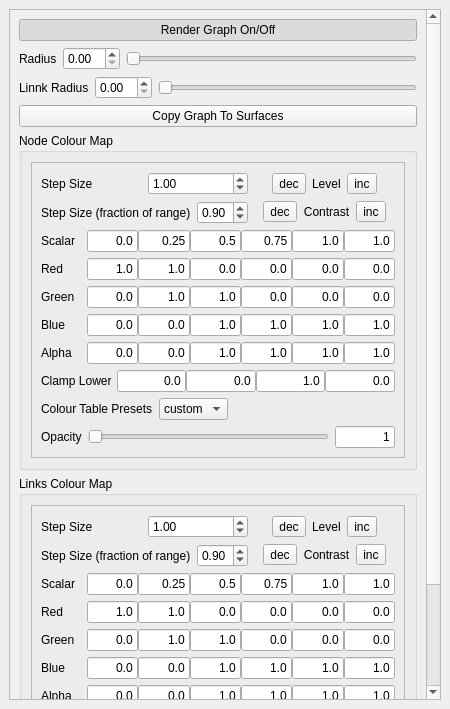
Qt form graphmanipulator.ui (bmpatena/briview) before a commit.
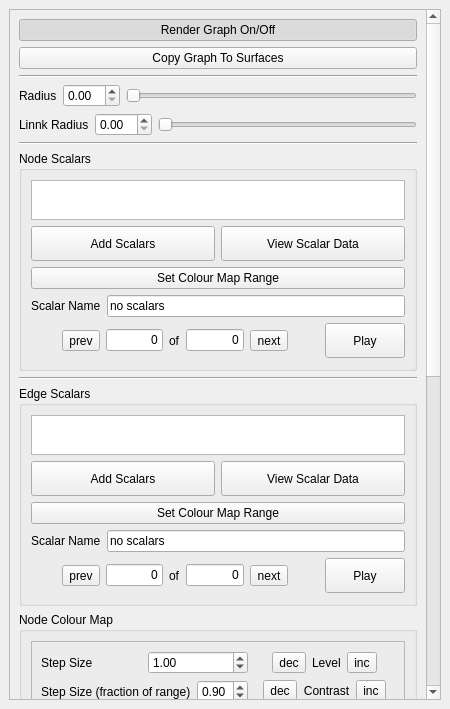
The same form after that commit.

The edit to the form file:
```diff
--- a/graphmanipulator.ui
+++ b/graphmanipulator.ui
@@ -25,7 +25,7 @@
   <property name="maximumSize">
    <size>
     <width>450</width>
-    <height>709</height>
+    <height>1200</height>
    </size>
   </property>
   <property name="features">
@@ -35,7 +35,7 @@
    <string>Graph Editor</string>
   </property>
   <widget class="QWidget" name="dockWidgetContents">
-   <layout class="QVBoxLayout" name="verticalLayout_2">
+   <layout class="QVBoxLayout" name="verticalLayout_6">
     <item>
      <widget class="QScrollArea" name="scrollArea_2">
       <property name="widgetResizable">
@@ -47,7 +47,7 @@
          <x>0</x>
          <y>0</y>
          <width>510</width>
-         <height>1026</height>
+         <height>1499</height>
         </rect>
        </property>
        <layout class="QVBoxLayout" name="verticalLayout">
@@ -64,6 +64,20 @@
           </property>
          </widget>
         </item>
+        <item>
+         <widget class="QPushButton" name="but_cp2surf">
+          <property name="text">
+           <string>Copy Graph To Surfaces</string>
+          </property>
+         </widget>
+        </item>
+        <item>
+         <widget class="Line" name="line_2">
+          <property name="orientation">
+           <enum>Qt::Horizontal</enum>
+          </property>
+         </widget>
+        </item>
         <item>
          <layout class="QHBoxLayout" name="horizontalLayout">
           <item>
@@ -107,12 +121,611 @@
          </layout>
         </item>
         <item>
-         <widget class="QPushButton" name="but_cp2surf">
-          <property name="text">
-           <string>Copy Graph To Surfaces</string>
+         <widget class="Line" name="line_3">
+          <property name="orientation">
+           <enum>Qt::Horizontal</enum>
           </property>
          </widget>
         </item>
+        <item>
+         <widget class="QGroupBox" name="groupBox_5">
+          <property name="sizePolicy">
+           <sizepolicy hsizetype="Preferred" vsizetype="Fixed">
+            <horstretch>0</horstretch>
+            <verstretch>0</verstretch>
+           </sizepolicy>
+          </property>
+          <property name="minimumSize">
+           <size>
+            <width>0</width>
+            <height>220</height>
+           </size>
+          </property>
+          <property name="maximumSize">
+           <size>
+            <width>16777215</width>
+            <height>220</height>
+           </size>
+          </property>
+          <property name="title">
+           <string>Node Scalars</string>
+          </property>
+          <layout class="QVBoxLayout" name="verticalLayout_5">
+           <item>
+            <widget class="QListWidget" name="graphNodes_scalars_list">
+             <property name="sizePolicy">
+              <sizepolicy hsizetype="Expanding" vsizetype="Fixed">
+               <horstretch>0</horstretch>
+               <verstretch>0</verstretch>
+              </sizepolicy>
+             </property>
+             <property name="maximumSize">
+              <size>
+               <width>16777215</width>
+               <height>40</height>
+              </size>
+             </property>
+            </widget>
+           </item>
+           <item>
+            <layout class="QHBoxLayout" name="horizontalLayout_3">
+             <item>
+              <widget class="QPushButton" name="addNodeScalars">
+               <property name="sizePolicy">
+                <sizepolicy hsizetype="Minimum" vsizetype="Preferred">
+                 <horstretch>0</horstretch>
+                 <verstretch>50</verstretch>
+                </sizepolicy>
+               </property>
+               <property name="minimumSize">
+                <size>
+                 <width>0</width>
+                 <height>35</height>
+                </size>
+               </property>
+               <property name="maximumSize">
+                <size>
+                 <width>16777215</width>
+                 <height>35</height>
+                </size>
+               </property>
+               <property name="text">
+                <string>Add Scalars</string>
+               </property>
+              </widget>
+             </item>
+             <item>
+              <widget class="QPushButton" name="but_viewScData">
+               <property name="sizePolicy">
+                <sizepolicy hsizetype="Minimum" vsizetype="Preferred">
+                 <horstretch>0</horstretch>
+                 <verstretch>50</verstretch>
+                </sizepolicy>
+               </property>
+               <property name="minimumSize">
+                <size>
+                 <width>0</width>
+                 <height>35</height>
+                </size>
+               </property>
+               <property name="maximumSize">
+                <size>
+                 <width>16777215</width>
+                 <height>35</height>
+                </size>
+               </property>
+               <property name="text">
+                <string>View Scalar Data</string>
+               </property>
+              </widget>
+             </item>
+            </layout>
+           </item>
+           <item>
+            <widget class="QPushButton" name="but_node_setCRange">
+             <property name="text">
+              <string>Set Colour Map Range</string>
+             </property>
+            </widget>
+           </item>
+           <item>
+            <layout class="QHBoxLayout" name="horizontalLayout_35">
+             <item>
+              <widget class="QLabel" name="label_29">
+               <property name="text">
+                <string>Scalar Name</string>
+               </property>
+              </widget>
+             </item>
+             <item>
+              <widget class="QLineEdit" name="lineEdit">
+               <property name="sizePolicy">
+                <sizepolicy hsizetype="Expanding" vsizetype="Fixed">
+                 <horstretch>0</horstretch>
+                 <verstretch>50</verstretch>
+                </sizepolicy>
+               </property>
+               <property name="minimumSize">
+                <size>
+                 <width>100</width>
+                 <height>0</height>
+                </size>
+               </property>
+               <property name="text">
+                <string>no scalars</string>
+               </property>
+              </widget>
+             </item>
+            </layout>
+           </item>
+           <item>
+            <layout class="QHBoxLayout" name="horizontalLayout_47">
+             <item>
+              <spacer name="horizontalSpacer_39">
+               <property name="orientation">
+                <enum>Qt::Horizontal</enum>
+               </property>
+               <property name="sizeHint" stdset="0">
+                <size>
+                 <width>40</width>
+                 <height>20</height>
+                </size>
+               </property>
+              </spacer>
+             </item>
+             <item>
+              <spacer name="horizontalSpacer_41">
+               <property name="orientation">
+                <enum>Qt::Horizontal</enum>
+               </property>
+               <property name="sizeHint" stdset="0">
+                <size>
+                 <width>40</width>
+                 <height>20</height>
+                </size>
+               </property>
+              </spacer>
+             </item>
+             <item>
+              <layout class="QHBoxLayout" name="horizontalLayout_41">
+               <item>
+                <widget class="QToolButton" name="scalar_prev">
+                 <property name="sizePolicy">
+                  <sizepolicy hsizetype="Fixed" vsizetype="Fixed">
+                   <horstretch>0</horstretch>
+                   <verstretch>50</verstretch>
+                  </sizepolicy>
+                 </property>
+                 <property name="text">
+                  <string>prev</string>
+                 </property>
+                </widget>
+               </item>
+               <item>
+                <widget class="QLineEdit" name="MinScalarIndex">
+                 <property name="sizePolicy">
+                  <sizepolicy hsizetype="Expanding" vsizetype="Fixed">
+                   <horstretch>0</horstretch>
+                   <verstretch>50</verstretch>
+                  </sizepolicy>
+                 </property>
+                 <property name="maximumSize">
+                  <size>
+                   <width>70</width>
+                   <height>16777215</height>
+                  </size>
+                 </property>
+                 <property name="text">
+                  <string>0</string>
+                 </property>
+                 <property name="alignment">
+                  <set>Qt::AlignRight|Qt::AlignTrailing|Qt::AlignVCenter</set>
+                 </property>
+                </widget>
+               </item>
+               <item>
+                <widget class="QLabel" name="label_44">
+                 <property name="text">
+                  <string>of</string>
+                 </property>
+                </widget>
+               </item>
+               <item>
+                <widget class="QLineEdit" name="MaxScalarIndex">
+                 <property name="sizePolicy">
+                  <sizepolicy hsizetype="Expanding" vsizetype="Fixed">
+                   <horstretch>0</horstretch>
+                   <verstretch>50</verstretch>
+                  </sizepolicy>
+                 </property>
+                 <property name="maximumSize">
+                  <size>
+                   <width>70</width>
+                   <height>16777215</height>
+                  </size>
+                 </property>
+                 <property name="text">
+                  <string>0</string>
+                 </property>
+                 <property name="alignment">
+                  <set>Qt::AlignRight|Qt::AlignTrailing|Qt::AlignVCenter</set>
+                 </property>
+                </widget>
+               </item>
+               <item>
+                <widget class="QToolButton" name="scalar_next">
+                 <property name="sizePolicy">
+                  <sizepolicy hsizetype="Fixed" vsizetype="Fixed">
+                   <horstretch>0</horstretch>
+                   <verstretch>50</verstretch>
+                  </sizepolicy>
+                 </property>
+                 <property name="text">
+                  <string>next</string>
+                 </property>
+                </widget>
+               </item>
+              </layout>
+             </item>
+             <item>
+              <spacer name="horizontalSpacer_40">
+               <property name="orientation">
+                <enum>Qt::Horizontal</enum>
+               </property>
+               <property name="sizeHint" stdset="0">
+                <size>
+                 <width>40</width>
+                 <height>20</height>
+                </size>
+               </property>
+              </spacer>
+             </item>
+             <item>
+              <spacer name="horizontalSpacer_38">
+               <property name="orientation">
+                <enum>Qt::Horizontal</enum>
+               </property>
+               <property name="sizeHint" stdset="0">
+                <size>
+                 <width>40</width>
+                 <height>20</height>
+                </size>
+               </property>
+              </spacer>
+             </item>
+             <item>
+              <widget class="QPushButton" name="PlayScalars">
+               <property name="sizePolicy">
+                <sizepolicy hsizetype="Minimum" vsizetype="Fixed">
+                 <horstretch>0</horstretch>
+                 <verstretch>50</verstretch>
+                </sizepolicy>
+               </property>
+               <property name="minimumSize">
+                <size>
+                 <width>0</width>
+                 <height>35</height>
+                </size>
+               </property>
+               <property name="maximumSize">
+                <size>
+                 <width>16777215</width>
+                 <height>35</height>
+                </size>
+               </property>
+               <property name="text">
+                <string>Play</string>
+               </property>
+              </widget>
+             </item>
+            </layout>
+           </item>
+          </layout>
+         </widget>
+        </item>
+        <item>
+         <widget class="Line" name="line">
+          <property name="orientation">
+           <enum>Qt::Horizontal</enum>
+          </property>
+         </widget>
+        </item>
+        <item>
+         <widget class="QGroupBox" name="groupBox_6">
+          <property name="sizePolicy">
+           <sizepolicy hsizetype="Preferred" vsizetype="Fixed">
+            <horstretch>0</horstretch>
+            <verstretch>0</verstretch>
+           </sizepolicy>
+          </property>
+          <property name="minimumSize">
+           <size>
+            <width>0</width>
+            <height>220</height>
+           </size>
+          </property>
+          <property name="maximumSize">
+           <size>
+            <width>16777215</width>
+            <height>220</height>
+           </size>
+          </property>
+          <property name="title">
+           <string>Edge Scalars</string>
+          </property>
+          <layout class="QVBoxLayout" name="verticalLayout_2">
+           <item>
+            <widget class="QListWidget" name="graphEdge_scalars_list">
+             <property name="sizePolicy">
+              <sizepolicy hsizetype="Expanding" vsizetype="Fixed">
+               <horstretch>0</horstretch>
+               <verstretch>0</verstretch>
+              </sizepolicy>
+             </property>
+             <property name="maximumSize">
+              <size>
+               <width>16777215</width>
+               <height>40</height>
+              </size>
+             </property>
+            </widget>
+           </item>
+           <item>
+            <layout class="QHBoxLayout" name="horizontalLayout_24">
+             <item>
+              <widget class="QPushButton" name="addEdgeScalars">
+               <property name="sizePolicy">
+                <sizepolicy hsizetype="Minimum" vsizetype="Preferred">
+                 <horstretch>0</horstretch>
+                 <verstretch>50</verstretch>
+                </sizepolicy>
+               </property>
+               <property name="minimumSize">
+                <size>
+                 <width>0</width>
+                 <height>35</height>
+                </size>
+               </property>
+               <property name="maximumSize">
+                <size>
+                 <width>16777215</width>
+                 <height>35</height>
+                </size>
+               </property>
+               <property name="text">
+                <string>Add Scalars</string>
+               </property>
+              </widget>
+             </item>
+             <item>
+              <widget class="QPushButton" name="but_viewScData_2">
+               <property name="sizePolicy">
+                <sizepolicy hsizetype="Minimum" vsizetype="Preferred">
+                 <horstretch>0</horstretch>
+                 <verstretch>50</verstretch>
+                </sizepolicy>
+               </property>
+               <property name="minimumSize">
+                <size>
+                 <width>0</width>
+                 <height>35</height>
+                </size>
+               </property>
+               <property name="maximumSize">
+                <size>
+                 <width>16777215</width>
+                 <height>35</height>
+                </size>
+               </property>
+               <property name="text">
+                <string>View Scalar Data</string>
+               </property>
+              </widget>
+             </item>
+            </layout>
+           </item>
+           <item>
+            <widget class="QPushButton" name="but_edge_setCRange">
+             <property name="text">
+              <string>Set Colour Map Range</string>
+             </property>
+            </widget>
+           </item>
+           <item>
+            <layout class="QHBoxLayout" name="horizontalLayout_36">
+             <item>
+              <widget class="QLabel" name="label_45">
+               <property name="text">
+                <string>Scalar Name</string>
+               </property>
+              </widget>
+             </item>
+             <item>
+              <widget class="QLineEdit" name="lineEdit_2">
+               <property name="sizePolicy">
+                <sizepolicy hsizetype="Expanding" vsizetype="Fixed">
+                 <horstretch>0</horstretch>
+                 <verstretch>50</verstretch>
+                </sizepolicy>
+               </property>
+               <property name="minimumSize">
+                <size>
+                 <width>100</width>
+                 <height>0</height>
+                </size>
+               </property>
+               <property name="text">
+                <string>no scalars</string>
+               </property>
+              </widget>
+             </item>
+            </layout>
+           </item>
+           <item>
+            <layout class="QHBoxLayout" name="horizontalLayout_68">
+             <item>
+              <spacer name="horizontalSpacer_42">
+               <property name="orientation">
+                <enum>Qt::Horizontal</enum>
+               </property>
+               <property name="sizeHint" stdset="0">
+                <size>
+                 <width>40</width>
+                 <height>20</height>
+                </size>
+               </property>
+              </spacer>
+             </item>
+             <item>
+              <spacer name="horizontalSpacer_43">
+               <property name="orientation">
+                <enum>Qt::Horizontal</enum>
+               </property>
+               <property name="sizeHint" stdset="0">
+                <size>
+                 <width>40</width>
+                 <height>20</height>
+                </size>
+               </property>
+              </spacer>
+             </item>
+             <item>
+              <layout class="QHBoxLayout" name="horizontalLayout_42">
+               <item>
+                <widget class="QToolButton" name="scalar_prev_2">
+                 <property name="sizePolicy">
+                  <sizepolicy hsizetype="Fixed" vsizetype="Fixed">
+                   <horstretch>0</horstretch>
+                   <verstretch>50</verstretch>
+                  </sizepolicy>
+                 </property>
+                 <property name="text">
+                  <string>prev</string>
+                 </property>
+                </widget>
+               </item>
+               <item>
+                <widget class="QLineEdit" name="MinScalarIndex_2">
+                 <property name="sizePolicy">
+                  <sizepolicy hsizetype="Expanding" vsizetype="Fixed">
+                   <horstretch>0</horstretch>
+                   <verstretch>50</verstretch>
+                  </sizepolicy>
+                 </property>
+                 <property name="maximumSize">
+                  <size>
+                   <width>70</width>
+                   <height>16777215</height>
+                  </size>
+                 </property>
+                 <property name="text">
+                  <string>0</string>
+                 </property>
+                 <property name="alignment">
+                  <set>Qt::AlignRight|Qt::AlignTrailing|Qt::AlignVCenter</set>
+                 </property>
+                </widget>
+               </item>
+               <item>
+                <widget class="QLabel" name="label_46">
+                 <property name="text">
+                  <string>of</string>
+                 </property>
+                </widget>
+               </item>
+               <item>
+                <widget class="QLineEdit" name="MaxScalarIndex_2">
+                 <property name="sizePolicy">
+                  <sizepolicy hsizetype="Expanding" vsizetype="Fixed">
+                   <horstretch>0</horstretch>
+                   <verstretch>50</verstretch>
+                  </sizepolicy>
+                 </property>
+                 <property name="maximumSize">
+                  <size>
+                   <width>70</width>
+                   <height>16777215</height>
+                  </size>
+                 </property>
+                 <property name="text">
+                  <string>0</string>
+                 </property>
+                 <property name="alignment">
+                  <set>Qt::AlignRight|Qt::AlignTrailing|Qt::AlignVCenter</set>
+                 </property>
+                </widget>
+               </item>
+               <item>
+                <widget class="QToolButton" name="scalar_next_2">
+                 <property name="sizePolicy">
+                  <sizepolicy hsizetype="Fixed" vsizetype="Fixed">
+                   <horstretch>0</horstretch>
+                   <verstretch>50</verstretch>
+                  </sizepolicy>
+                 </property>
+                 <property name="text">
+                  <string>next</string>
+                 </property>
+                </widget>
+               </item>
+              </layout>
+             </item>
+             <item>
+              <spacer name="horizontalSpacer_44">
+               <property name="orientation">
+                <enum>Qt::Horizontal</enum>
+               </property>
+               <property name="sizeHint" stdset="0">
+                <size>
+                 <width>40</width>
+                 <height>20</height>
+                </size>
+               </property>
+              </spacer>
+             </item>
+             <item>
+              <spacer name="horizontalSpacer_45">
+               <property name="orientation">
+                <enum>Qt::Horizontal</enum>
+               </property>
+               <property name="sizeHint" stdset="0">
+                <size>
+                 <width>40</width>
+                 <height>20</height>
+                </size>
+               </property>
+              </spacer>
+             </item>
+             <item>
+              <widget class="QPushButton" name="PlayScalars_2">
+               <property name="sizePolicy">
+                <sizepolicy hsizetype="Minimum" vsizetype="Fixed">
+                 <horstretch>0</horstretch>
+                 <verstretch>50</verstretch>
+                </sizepolicy>
+               </property>
+               <property name="minimumSize">
+                <size>
+                 <width>0</width>
+                 <height>35</height>
+                </size>
+               </property>
+               <property name="maximumSize">
+                <size>
+                 <width>16777215</width>
+                 <height>35</height>
+                </size>
+               </property>
+               <property name="text">
+                <string>Play</string>
+               </property>
+              </widget>
+             </item>
+            </layout>
+           </item>
+          </layout>
+         </widget>
+        </item>
         <item>
          <widget class="QGroupBox" name="groupBox_2">
           <property name="title">
```
Left out of the diff: 4 changed lines with no effect on the pictures.
